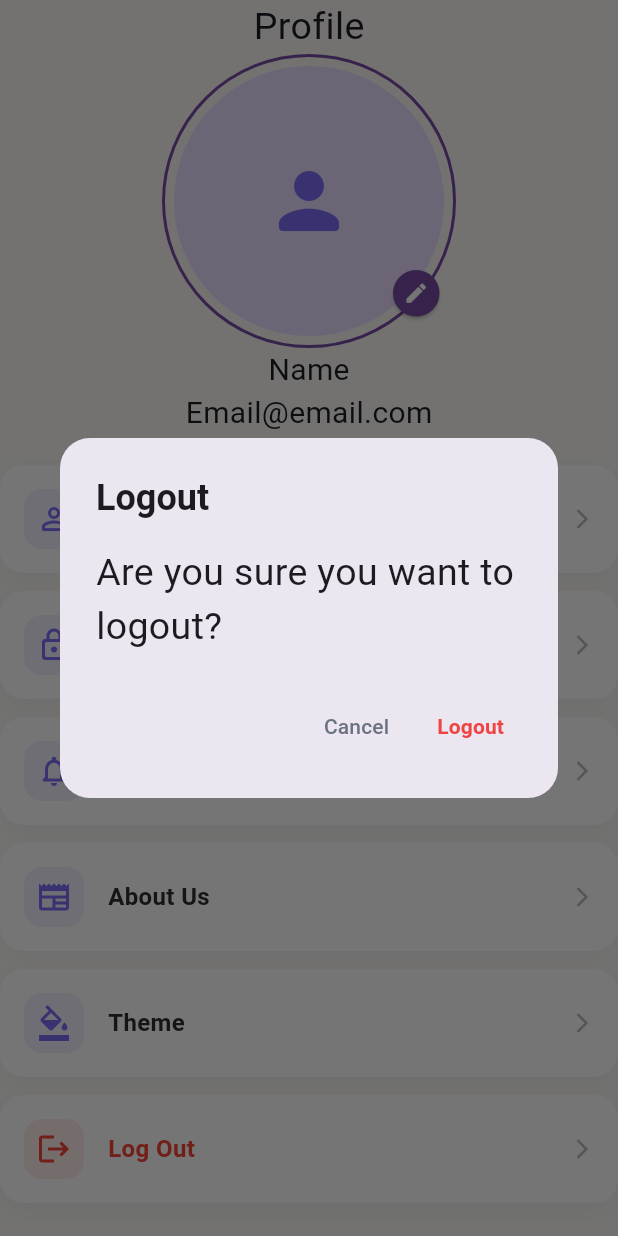
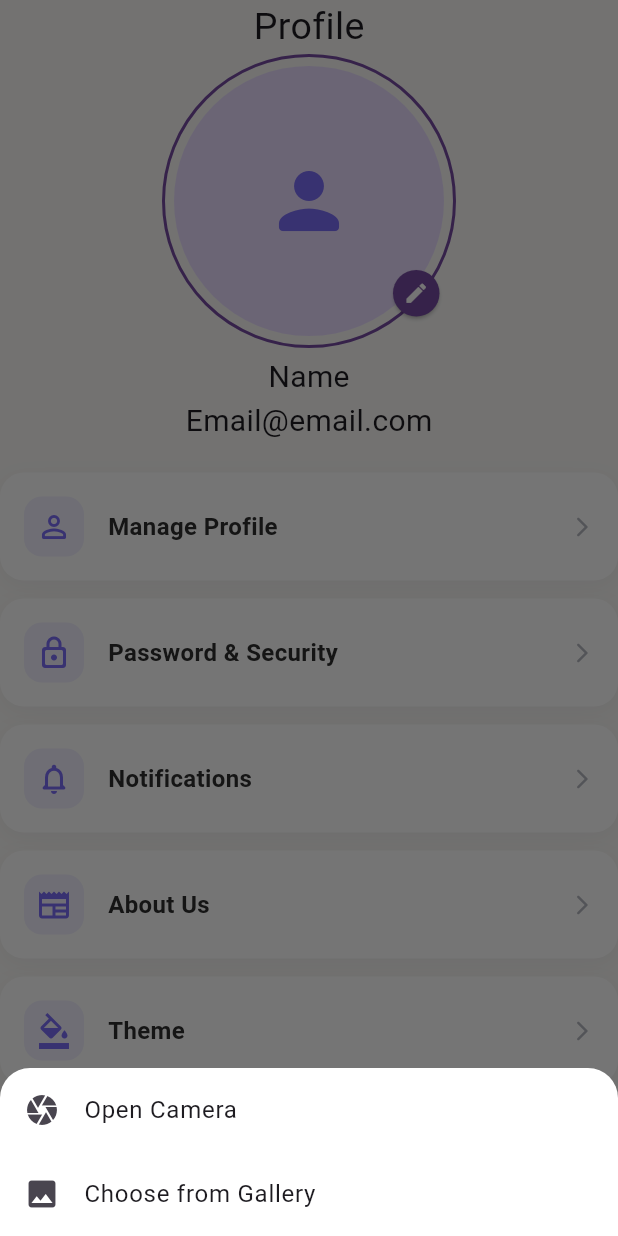
Before and after one commit to 82-Gaurab/veda-verse, a Flutter app: the ProfileScreen screen opened directly, after a tap on the "edit" icon, on a phone screen of 412 x 824 dp. Run offline on Flutter 3.47's test engine with Material 3 defaults, Android fonts, the phone set to English and light mode, and no system bars; our stand-ins replace connectivity_plus, dartz, dio, equatable, flutter_riverpod, flutter_secure_storage and 6 more; missing offline and left inert: dio_smart_retry; accounts and stored records are empty; Roboto replaces fonts that are missing (Bricolage); project files that could hold a hidden picture were left out.

Commit message:
Add uploaded photo in profile

```diff
--- a/lib/features/dashboard/presentation/pages/bottom_screen/profile_screen.dart
+++ b/lib/features/dashboard/presentation/pages/bottom_screen/profile_screen.dart
@@ -1,7 +1,12 @@
+import 'dart:io';
+
 import 'package:flutter/material.dart';
 import 'package:flutter_riverpod/flutter_riverpod.dart';
+import 'package:image_picker/image_picker.dart';
+import 'package:permission_handler/permission_handler.dart';
 import 'package:vedaverse/app/theme/app_colors.dart';
 import 'package:vedaverse/app/theme/theme_extensions.dart';
+import 'package:vedaverse/common/my_snack_bar.dart';
 import 'package:vedaverse/features/auth/presentation/pages/login_screen.dart';
 import 'package:vedaverse/features/auth/presentation/view_model/auth_view_model.dart';
 import 'package:vedaverse/features/dashboard/presentation/widgets/menu_item.dart';
@@ -14,6 +19,128 @@ class ProfileScreen extends ConsumerStatefulWidget {
 }
 
 class _ProfileScreenState extends ConsumerState<ProfileScreen> {
+  final ImagePicker _imagePicker = ImagePicker();
+  final List<XFile> _selectedMedia = []; // info: store selected images, videos
+
+  //info: code for dialogBox : show dialog for menu
+  Future<void> _pickMedia() async {
+    showModalBottomSheet(
+      context: context,
+      backgroundColor: context.surfaceColor,
+      shape: RoundedRectangleBorder(
+        borderRadius: BorderRadius.vertical(top: Radius.circular(20)),
+      ),
+      builder: (context) => SafeArea(
+        child: Column(
+          mainAxisSize: MainAxisSize.min,
+          children: [
+            ListTile(
+              leading: Icon(Icons.camera),
+              title: Text("Open Camera"),
+              onTap: () {
+                Navigator.pop(context);
+                _pickFromCamera();
+              },
+            ),
+            ListTile(
+              leading: Icon(Icons.image),
+              title: Text("Choose from Gallery"),
+              onTap: () {
+                Navigator.pop(context);
+                _pickFromGallery();
+              },
+            ),
+          ],
+        ),
+      ),
+    );
+  }
+
+  //info: ask permission from user
+  Future<bool> _getUserPermission(Permission permission) async {
+    final status = await permission.status;
+    if (status.isGranted) {
+      return true;
+    }
+
+    if (status.isDenied) {
+      final result = await permission.request();
+      return result.isGranted;
+    }
+
+    if (status.isPermanentlyDenied) {
+      _showPermissionDeniedDialog();
+      return false;
+    }
+    return false;
+  }
+
+  // info: Function to show permission popup dialog
+  void _showPermissionDeniedDialog() {
+    showDialog(
+      context: context,
+      builder: (context) => AlertDialog(
+        title: Text("Give Permission"),
+        content: Text("To use this feature go in permission setting"),
+        actions: [
+          TextButton(onPressed: () {}, child: Text("Cancel")),
+          TextButton(onPressed: () {}, child: Text("Open Setting")),
+        ],
+      ),
+    );
+  }
+
+  //Info: Code for camera
+  Future<void> _pickFromCamera() async {
+    final hasPermission = await _getUserPermission(Permission.camera);
+    if (!hasPermission) return;
+
+    final XFile? photo = await _imagePicker.pickImage(
+      source: ImageSource.camera,
+      imageQuality: 80,
+    );
+
+    if (photo != null) {
+      setState(() {
+        _selectedMedia.clear();
+        _selectedMedia.add(photo);
+      });
+
+      // info: upload image to server
+      await ref
+          .read(authViewModelProvider.notifier)
+          .uploadPhoto(File(photo.path));
+    }
+  }
+
+  //info: code for gallery
+  Future<void> _pickFromGallery() async {
+    try {
+      final hasPermission = await _getUserPermission(Permission.storage);
+      if (!hasPermission) return;
+      final XFile? image = await _imagePicker.pickImage(
+        source: ImageSource.gallery,
+        imageQuality: 80,
+      );
+      if (image != null) {
+        setState(() {
+          _selectedMedia.clear();
+          _selectedMedia.add(image);
+        });
+
+        // info: upload image to server
+        await ref
+            .read(authViewModelProvider.notifier)
+            .uploadPhoto(File(image.path));
+      }
+    } catch (e) {
+      debugPrint("Gallery error : $e");
+      if (mounted) {
+        SnackbarUtils.showError(context, "Gallery not accessed");
+      }
+    }
+  }
+
   void _showLogoutDialog(BuildContext context) {
     showDialog(
       context: context,
@@ -82,13 +209,32 @@ class _ProfileScreenState extends ConsumerState<ProfileScreen> {
                             color: Colors.transparent,
                           ),
                           child: CircleAvatar(
-                            // backgroundImage: AssetImage("assets/images/logo.png"),
+                            // backgroundImage: _selectedMedia.isNotEmpty
+                            //     ? FileImage(File(_selectedMedia[0].path))
+                            //     : null,
                             radius: 90,
-                            child: Icon(
-                              Icons.person_rounded,
-                              size: 60,
-                              color: AppColors.primary,
-                            ),
+
+                            child: _selectedMedia.isEmpty
+                                ? Icon(
+                                    Icons.person_rounded,
+                                    size: 60,
+                                    color: AppColors.primary,
+                                  )
+                                : ClipOval(
+                                    child: Image.file(
+                                      File(_selectedMedia[0].path),
+                                      width: 180,
+                                      height: 180,
+                                      fit: BoxFit.cover,
+                                    ),
+                                  ),
+                            // child: _selectedMedia.isEmpty
+                            //     ? Icon(
+                            //         Icons.person_rounded,
+                            //         size: 60,
+                            //         color: AppColors.primary,
+                            //       )
+                            //     : null,
                           ),
                         ),
                         Positioned(
@@ -96,7 +242,7 @@ class _ProfileScreenState extends ConsumerState<ProfileScreen> {
                           right: 7,
                           child: GestureDetector(
                             onTap: () {
-                              _showLogoutDialog(context);
+                              _pickMedia();
                             },
                             child: Card(
                               color: AppColors.onboarding1Secondary,
@@ -114,6 +260,7 @@ class _ProfileScreenState extends ConsumerState<ProfileScreen> {
                         ),
                       ],
                     ),
+                    SizedBox(height: 5),
                     Text("Name", style: TextStyle(fontSize: 20)),
                     Text("Email@email.com", style: TextStyle(fontSize: 20)),
                   ],
@@ -159,6 +306,7 @@ class _ProfileScreenState extends ConsumerState<ProfileScreen> {
                 titleColor: Colors.red,
                 onTap: () => _showLogoutDialog(context),
               ),
+              const SizedBox(height: 10),
             ],
           ),
         ),
```
